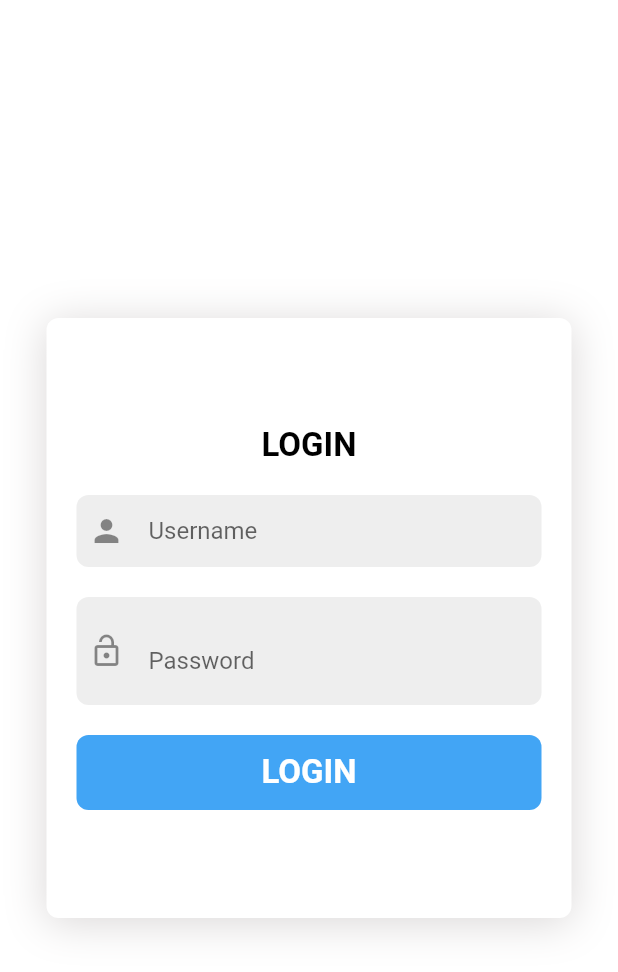
After one commit to BangPei/fl_wms, a Flutter app: the LoginScreen screen opened by its route, on a phone screen of 412 x 824 dp. The commit adds this screen. Shown: the top 972 px of the screen. Run offline on Flutter 3.47's test engine with Material 2 defaults, Android fonts, the phone set to English and light mode, and no system bars; our stand-ins replace badges, dio, flutter_advanced_switch, flutter_bloc, font_awesome_flutter, get_it and 6 more; missing offline and left inert: advanced_datatable, flutter_bootstrap_widgets; generated files the repository leaves out were written again.

Commit message:
addd login form

```diff
--- a/lib/main_layout/top_navbar.dart
+++ b/lib/main_layout/top_navbar.dart
@@ -1,4 +1,5 @@
 import 'package:flutter/material.dart';
+import 'package:go_router/go_router.dart';
 
 class TopNavbar extends StatelessWidget {
   const TopNavbar({super.key});
@@ -62,7 +63,7 @@ class TopNavbar extends StatelessWidget {
                       color: Colors.red,
                     ),
                     title: const Text("Logout"),
-                    onTap: () {},
+                    onTap: () => context.go("/auth"),
                   ))
                 ];
               },
--- /dev/null
+++ b/lib/screen/login/bloc/login_bloc.dart
@@ -0,0 +1,11 @@
+import 'package:flutter/material.dart';
+import 'package:flutter_bloc/flutter_bloc.dart';
+
+part 'login_event.dart';
+part 'login_state.dart';
+
+class LoginBloc extends Bloc<LoginEvent, LoginState> {
+  LoginBloc() : super(LoginInitial()) {
+    on<LoginEvent>((event, emit) {});
+  }
+}
--- /dev/null
+++ b/lib/screen/login/bloc/login_event.dart
@@ -0,0 +1,4 @@
+part of 'login_bloc.dart';
+
+@immutable
+abstract class LoginEvent {}
--- /dev/null
+++ b/lib/screen/login/bloc/login_state.dart
@@ -0,0 +1,6 @@
+part of 'login_bloc.dart';
+
+@immutable
+abstract class LoginState {}
+
+class LoginInitial extends LoginState {}
--- /dev/null
+++ b/lib/screen/login/screen/login_screen.dart
@@ -0,0 +1,120 @@
+import 'package:fl_wms/widget/custom_text.dart';
+import 'package:flutter/material.dart';
+
+class LoginScreen extends StatelessWidget {
+  LoginScreen({super.key});
+  final GlobalKey<ScaffoldState> _key = GlobalKey<ScaffoldState>();
+
+  @override
+  Widget build(BuildContext context) {
+    return Scaffold(
+      key: _key,
+      backgroundColor: Colors.transparent,
+      body: Center(
+        child: Container(
+          decoration: BoxDecoration(
+            color: Colors.white,
+            borderRadius: BorderRadius.circular(8),
+            boxShadow: const [
+              BoxShadow(
+                color: Color.fromARGB(255, 218, 215, 215),
+                offset: Offset(0, 3),
+                blurRadius: 24,
+              )
+            ],
+          ),
+          height: 400,
+          width: 350,
+          child: Column(
+            mainAxisAlignment: MainAxisAlignment.center,
+            children: [
+              const CustomText(
+                text: "LOGIN",
+                size: 22,
+                weight: FontWeight.bold,
+              ),
+              const SizedBox(height: 20),
+              Padding(
+                padding: const EdgeInsets.symmetric(horizontal: 20),
+                child: Container(
+                  decoration: BoxDecoration(
+                    color: Colors.grey[200],
+                    borderRadius: BorderRadius.circular(8),
+                  ),
+                  child: Padding(
+                    padding: const EdgeInsets.only(left: 8.0),
+                    child: TextField(
+                      controller: TextEditingController(),
+                      decoration: const InputDecoration(
+                        border: InputBorder.none,
+                        hintText: 'Username',
+                        icon: Icon(Icons.person),
+                      ),
+                    ),
+                  ),
+                ),
+              ),
+              const SizedBox(height: 20),
+              Padding(
+                padding: const EdgeInsets.symmetric(horizontal: 20),
+                child: Container(
+                  decoration: BoxDecoration(
+                    color: Colors.grey[200],
+                    borderRadius: BorderRadius.circular(8),
+                  ),
+                  child: Padding(
+                    padding: const EdgeInsets.only(left: 8.0),
+                    child: TextField(
+                      obscureText: true,
+                      controller: TextEditingController(),
+                      decoration: InputDecoration(
+                        border: InputBorder.none,
+                        hintText: 'Password',
+                        icon: const Icon(Icons.lock_open),
+                        suffix: IconButton(
+                          onPressed: () {},
+                          icon: const Icon(
+                            Icons.remove_red_eye,
+                            color: Colors.blueAccent,
+                          ),
+                        ),
+                      ),
+                    ),
+                  ),
+                ),
+              ),
+              const SizedBox(height: 20),
+              Padding(
+                padding: const EdgeInsets.symmetric(horizontal: 20),
+                child: Container(
+                  height: 50,
+                  decoration: BoxDecoration(
+                    color: Colors.blue[400]!,
+                    borderRadius: BorderRadius.circular(8),
+                  ),
+                  child: TextButton(
+                    onPressed: () {},
+                    child: const Padding(
+                      padding: EdgeInsets.symmetric(vertical: 4),
+                      child: Row(
+                        mainAxisAlignment: MainAxisAlignment.center,
+                        children: [
+                          CustomText(
+                            text: "LOGIN",
+                            size: 22,
+                            color: Colors.white,
+                            weight: FontWeight.bold,
+                          ),
+                        ],
+                      ),
+                    ),
+                  ),
+                ),
+              ),
+            ],
+          ),
+        ),
+      ),
+    );
+  }
+}
--- a/lib/service/api.dart
+++ b/lib/service/api.dart
@@ -7,8 +7,8 @@ import 'package:http/http.dart' as http;
 import 'package:fl_wms/service/restclient.dart';
 
 class Api {
-  // static const String url = "192.168.0.163:8000";
-  static const String url = "192.168.100.11:8000";
+  static const String url = "192.168.0.163:8000";
+  // static const String url = "192.168.100.11:8000";
 
   static String baseUrl() => "http://$url/api/";
 
--- a/lib/service/router_go.dart
+++ b/lib/service/router_go.dart
@@ -3,6 +3,7 @@ import 'package:fl_wms/screen/category/screen/category_screen.dart';
 import 'package:fl_wms/screen/dashboard/screen/dashboard_screen.dart';
 import 'package:fl_wms/main_layout/parent_layout.dart';
 import 'package:fl_wms/screen/brand/screen/brand_screen.dart';
+import 'package:fl_wms/screen/login/screen/login_screen.dart';
 import 'package:fl_wms/screen/uom/screen/uom_screen.dart';
 import 'package:fl_wms/screen/warehouse/screen/warehouse_form_screen.dart';
 import 'package:fl_wms/screen/warehouse/screen/warehouse_screen.dart';
@@ -24,6 +25,15 @@ class RouteNavigation {
     navigatorKey: _nav.navKey,
     initialLocation: '/',
     routes: [
+      GoRoute(
+        // parentNavigatorKey: _dashboardNavigatorKey,
+        path: '/auth',
+        pageBuilder: (context, state) {
+          return NoTransitionPage(
+            child: LoginScreen(),
+          );
+        },
+      ),
       ShellRoute(
         restorationScopeId: "",
         navigatorKey: _dashboardNavigatorKey,
--- /dev/null
+++ b/lib/widget/custom_text.dart
@@ -0,0 +1,29 @@
+import 'package:flutter/material.dart';
+
+class CustomText extends StatelessWidget {
+  final String? text;
+  final double? size;
+  final Color? color;
+  final FontWeight? weight;
+
+  // name constructor that has a positional parameters with the text required
+  // and the other parameters optional
+  const CustomText({
+    super.key,
+    required this.text,
+    this.size,
+    this.color,
+    this.weight,
+  });
+
+  @override
+  Widget build(BuildContext context) {
+    return Text(
+      text ?? "",
+      style: TextStyle(
+          fontSize: size ?? 16,
+          color: color ?? Colors.black,
+          fontWeight: weight ?? FontWeight.normal),
+    );
+  }
+}
```
Also changed, not shown: lib/service/restclient.g.dart.
